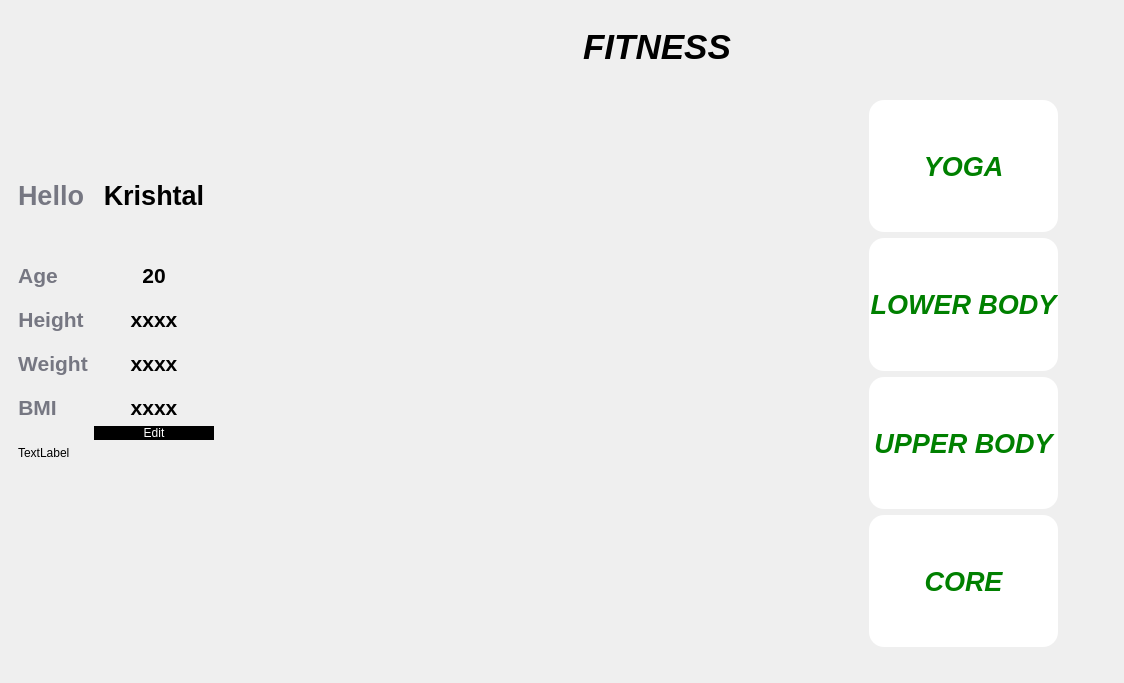
burr1to/kaizen, file K/fitness.ui: the form before one commit.
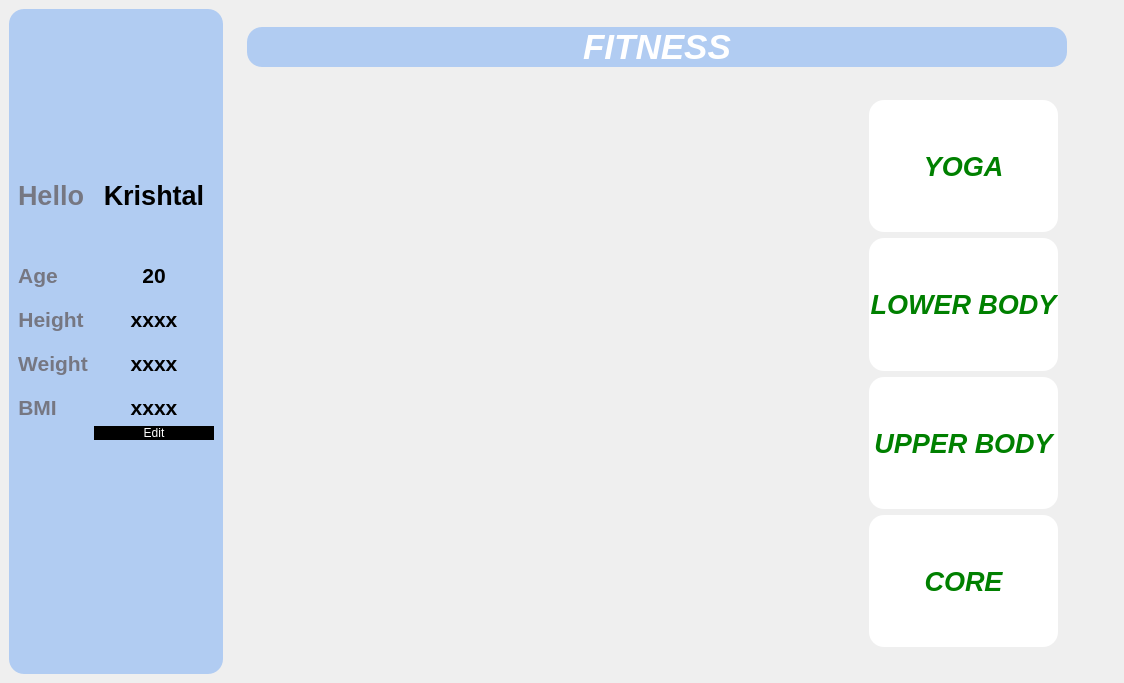
The form after the commit. Icons and pictures are not drawn.

Commit message: fitness latest added budget left

What changed in the file:
```diff
--- a/K/fitness.ui
+++ b/K/fitness.ui
@@ -24,9 +24,9 @@
        </sizepolicy>
       </property>
       <property name="styleSheet">
-       <string notr="true">
-background: transparent;
-border-radius: 15px;</string>
+       <string notr="true">background-color:#B1ccf2;
+border-radius: 15px;
+color: white;</string>
       </property>
       <property name="frameShape">
        <enum>QFrame::StyledPanel</enum>
@@ -335,13 +335,6 @@
          </property>
         </widget>
        </item>
-       <item row="12" column="0">
-        <widget class="QLabel" name="clock_label">
-         <property name="text">
-          <string>TextLabel</string>
-         </property>
-        </widget>
-       </item>
       </layout>
      </widget>
     </item>
@@ -382,6 +375,10 @@
               <bold>true</bold>
              </font>
             </property>
+            <property name="styleSheet">
+             <string notr="true">background-color:#B1ccf2;
+color: white;</string>
+            </property>
             <property name="text">
              <string>FITNESS</string>
             </property>
```
Left out of the diff: 9 changed lines with no effect on the pictures. The commit also changes 8 other files.
